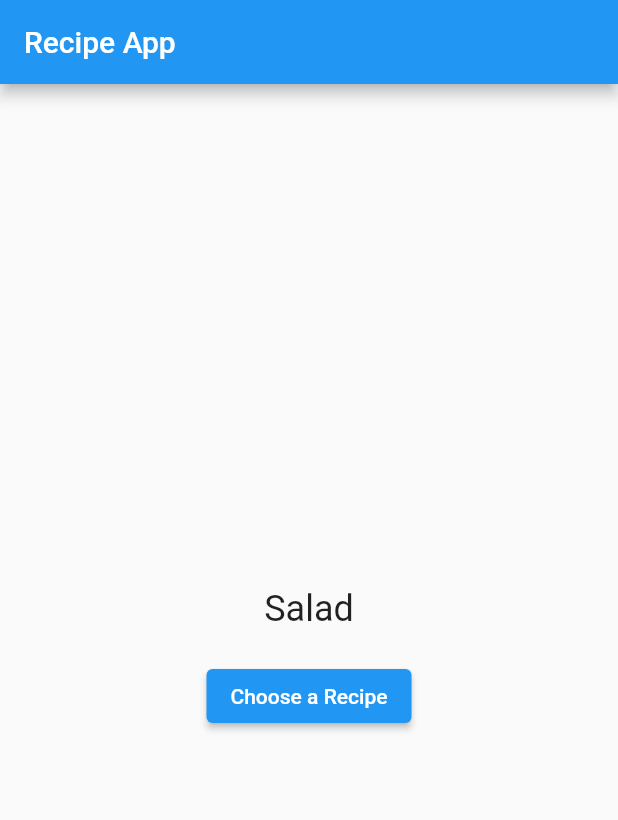
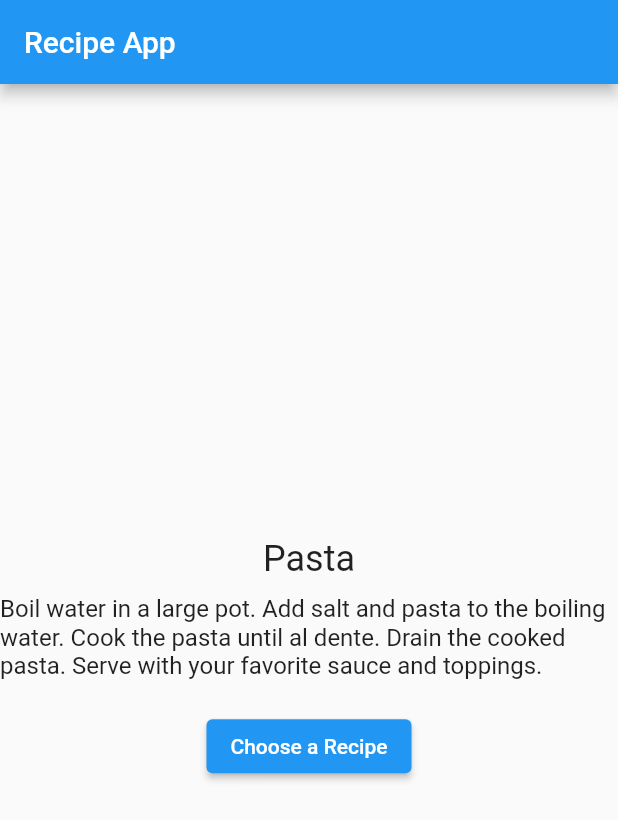
Before and after one commit to FlutterFriends/dinner_dice, a Flutter app: the screen it shows after launch, after a tap on "Choose a Recipe", on a phone screen of 412 x 824 dp. Shown: the top 820 px of the screen. Run offline on Flutter 3.47's test engine with Material 2 defaults, Android fonts, the phone set to English and light mode, and no system bars.

Commit message:
added insructions

```diff
--- a/lib/main.dart
+++ b/lib/main.dart
@@ -1,5 +1,4 @@
 import 'dart:math';
-
 import 'package:flutter/material.dart';
 
 void main() {
@@ -25,21 +24,28 @@
 }
 
 class _RecipeScreenState extends State<RecipeScreen> {
-  List<String> recipes = [
-    'Pasta',
-    'Pizza',
-    'Salad',
-    'Soup',
-    'Burger',
-    'Stir-fry',
-    'Sandwich',
+  List<Recipe> recipes = [
+    Recipe(
+      name: 'Pasta',
+      instructions:
+          'Boil water in a large pot. Add salt and pasta to the boiling water. Cook the pasta until al dente. Drain the cooked pasta. Serve with your favorite sauce and toppings.',
+    ),
+    Recipe(
+      name: 'Pizza',
+      instructions:
+          'Preheat the oven to the desired temperature. Roll out the pizza dough on a floured surface. Add your favorite sauce and toppings to the dough. Transfer the pizza to a baking sheet or pizza stone. Bake in the preheated oven for the specified time. Remove from the oven and let it cool slightly before slicing.',
+    ),
+    // Add more recipes following the same structure
   ];
-  String selectedRecipe = '';
+
+  Recipe? selectedRecipe;
 
   void selectRandomRecipe() {
     final random = Random();
     final index = random.nextInt(recipes.length);
+
     setState(() {
+      selectedRecipe = recipes[index];
       selectedRecipe = recipes[index];
     });
   }
@@ -48,21 +54,30 @@
   Widget build(BuildContext context) {
     return Scaffold(
       appBar: AppBar(
-        title: Text('Recipe App'),
+        title: const Text('Recipe App'),
       ),
       body: Center(
         child: Column(
           mainAxisAlignment: MainAxisAlignment.center,
           children: <Widget>[
-            if (selectedRecipe.isNotEmpty)
-              Text(
-                selectedRecipe,
-                style: TextStyle(fontSize: 24),
+            if (selectedRecipe != null)
+              Column(
+                children: [
+                  Text(
+                    selectedRecipe!.name,
+                    style: const TextStyle(fontSize: 24),
+                  ),
+                  const SizedBox(height: 10),
+                  Text(
+                    selectedRecipe!.instructions,
+                    style: const TextStyle(fontSize: 16),
+                  ),
+                ],
               ),
-            SizedBox(height: 20),
+            const SizedBox(height: 20),
             ElevatedButton(
               onPressed: selectRandomRecipe,
-              child: Text('Choose a Recipe'),
+              child: const Text('Choose a Recipe'),
             ),
           ],
         ),
@@ -70,3 +85,10 @@
     );
   }
 }
+
+class Recipe {
+  final String name;
+  final String instructions;
+
+  Recipe({required this.name, required this.instructions});
+}
```
